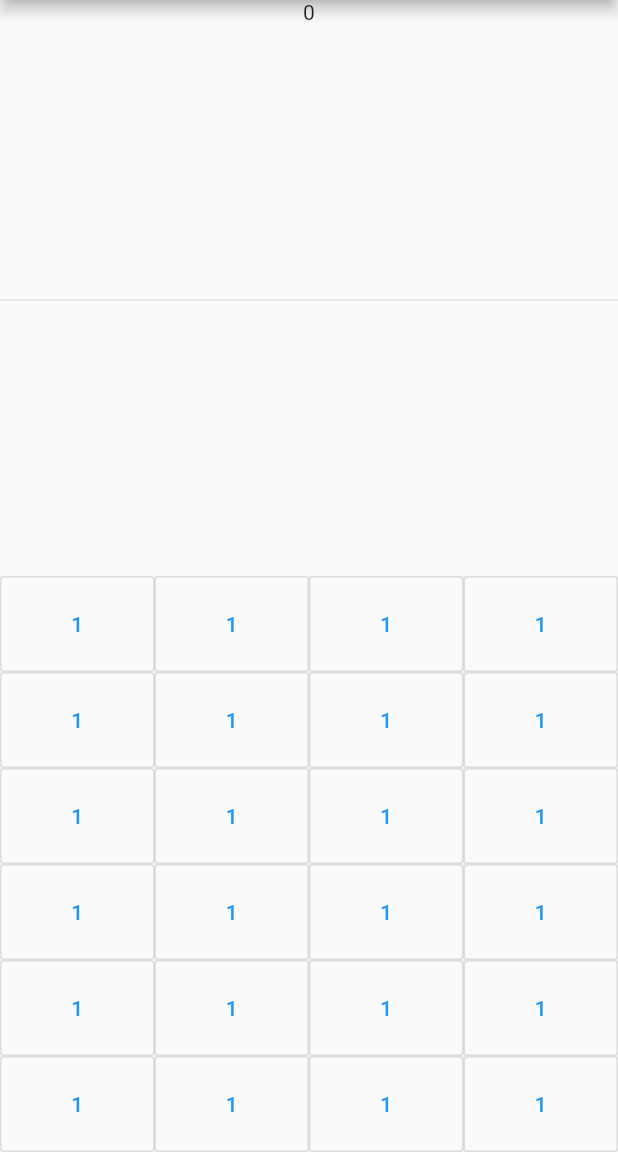
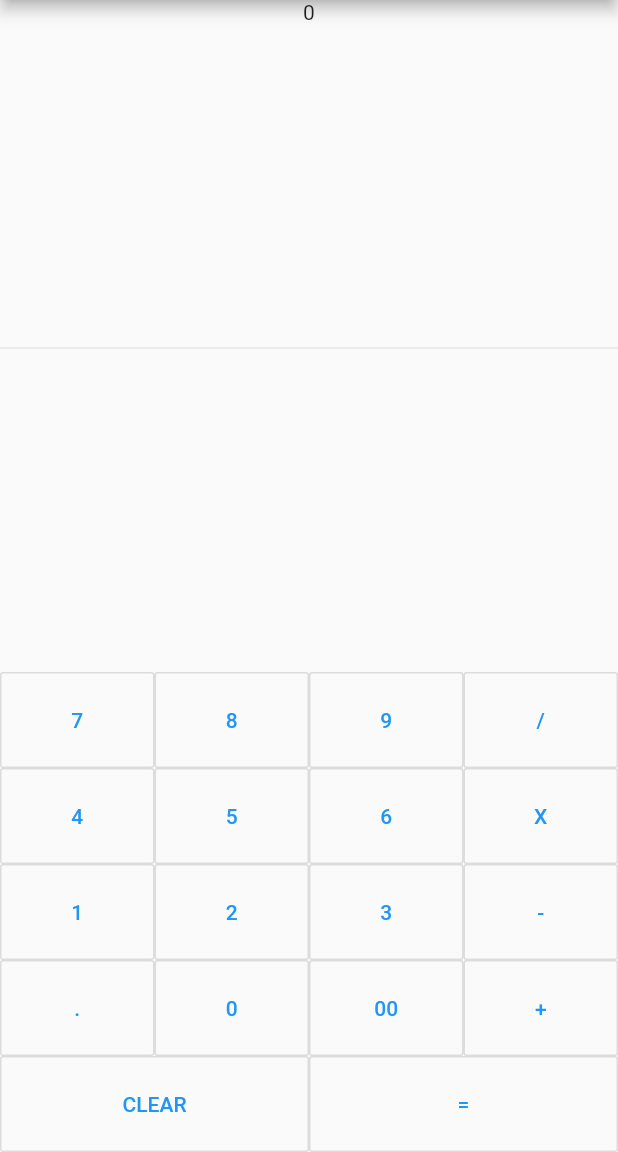
Before and after one commit to ohalliday/calculator-flutter, a Flutter app: the screen it shows after launch, on a phone screen of 412 x 824 dp, the part 84-1236 px from its top. Run offline on Flutter 3.47's test engine with Material 2 defaults, Android fonts, the phone set to English and light mode, and no system bars.

Commit message:
Added buttonText parameter and assigned all buttons a string

```diff
--- a/lib/main.dart
+++ b/lib/main.dart
@@ -26,10 +26,10 @@ class MyHomePage extends StatefulWidget {
 
 class _MyHomePageState extends State<MyHomePage> {
 
-  Widget newButton() {
+  Widget newButton(String buttonText) {
     return Expanded(
         child: new OutlineButton(
-          child: new Text("1"),
+          child: new Text(buttonText),
           padding: EdgeInsets.all(24.0),
           onPressed: () => {},
           color: Colors.lightBlue,
@@ -57,50 +57,40 @@ class _MyHomePageState extends State<MyHomePage> {
             children: [
               Row(
                   children: [
-                    newButton(),
-                    newButton(),
-                    newButton(),
-                    newButton(),
+                    newButton("7"),
+                    newButton("8"),
+                    newButton("9"),
+                    newButton("/"),
               ],
         ),
               Row(
                   children: [
-                    newButton(),
-                    newButton(),
-                    newButton(),
-                    newButton(),
+                    newButton("4"),
+                    newButton("5"),
+                    newButton("6"),
+                    newButton("X"),
               ],
         ),
               Row(
                   children: [
-                    newButton(),
-                    newButton(),
-                    newButton(),
-                    newButton(),
+                    newButton("1"),
+                    newButton("2"),
+                    newButton("3"),
+                    newButton("-"),
               ],
         ),
               Row(
                   children: [
-                    newButton(),
-                    newButton(),
-                    newButton(),
-                    newButton(),
+                    newButton("."),
+                    newButton("0"),
+                    newButton("00"),
+                    newButton("+"),
               ],
         ),
               Row(
                   children: [
-                    newButton(),
-                    newButton(),
-                    newButton(),
-                    newButton(),
-              ],
-        ),
-              Row(
-                  children: [
-                    newButton(),
-                    newButton(),
-                    newButton(),
-                    newButton(),
+                    newButton("CLEAR"),
+                    newButton("="),
               ],
         ),
               ],
```
